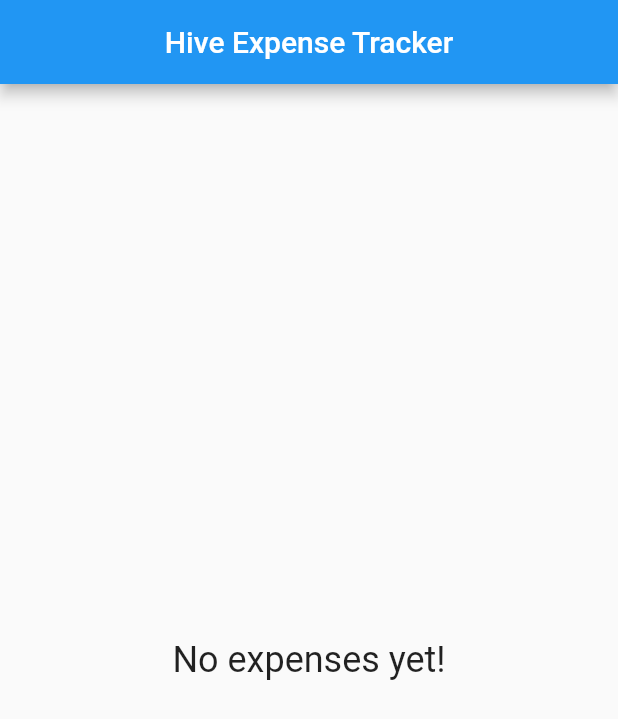
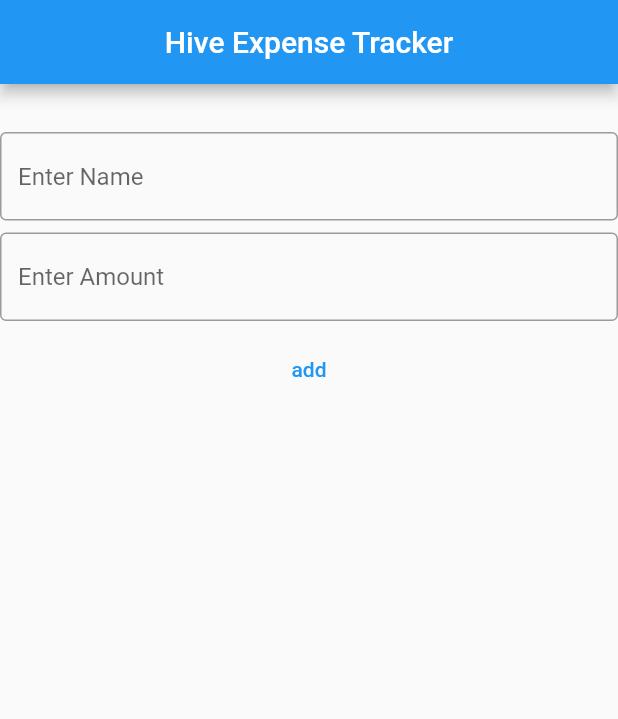
Before and after one commit to shunsukenoguchi/hive_sample_transaction, a Flutter app: the screen it shows after launch, on a phone screen of 412 x 824 dp. Shown: the top 719 px of the screen. Run offline on Flutter 3.47's test engine with Material 2 defaults, Android fonts, the phone set to English and light mode, and no system bars; our stand-ins replace hive, hive_flutter; accounts and stored records are empty.

Commit message:
とりあえず、hive動いた

```diff
--- a/lib/page/transaction_page.dart
+++ b/lib/page/transaction_page.dart
@@ -19,6 +19,9 @@ class _TransactionPageState extends State<TransactionPage> {
     super.dispose();
   }
 
+  final formKey = GlobalKey<FormState>();
+  final nameController = TextEditingController();
+  final ageController = TextEditingController();
   @override
   Widget build(BuildContext context) => Scaffold(
         appBar: AppBar(
@@ -38,23 +41,39 @@ class _TransactionPageState extends State<TransactionPage> {
         //   onPressed: () => showDialog(
         //     context: context,
         //     builder: (context) => TransactionDialog(
-        //       onClickedDone: addTransaction,
-        //     ),
+        //
         //   ),
         // ),
       );
 
   Widget buildContent(List<Transaction> transactions) {
-    if (transactions.isEmpty) {
-      return Center(
-        child: Text(
-          'No expenses yet!',
-          style: TextStyle(fontSize: 24),
-        ),
-      );
-    }
+    // if (transactions.isEmpty) {
+    //   return Center(
+    //     child: Text(
+    //       'No expenses yet!',
+    //       style: TextStyle(fontSize: 24),
+    //     ),
+    //   );
+    // }
     return Column(
       children: [
+        SizedBox(height: 24),
+        Form(
+          key: formKey,
+          child: SingleChildScrollView(
+            child: Column(
+              mainAxisSize: MainAxisSize.min,
+              children: <Widget>[
+                SizedBox(height: 8),
+                buildName(),
+                SizedBox(height: 8),
+                buildAge(),
+                SizedBox(height: 8),
+                buildAddButton(context),
+              ],
+            ),
+          ),
+        ),
         SizedBox(height: 24),
         Expanded(
           child: ListView.builder(
@@ -68,6 +87,45 @@ class _TransactionPageState extends State<TransactionPage> {
           ),
         ),
       ],
+    );
+  }
+
+  Widget buildName() => TextFormField(
+        controller: nameController,
+        decoration: InputDecoration(
+          border: OutlineInputBorder(),
+          hintText: 'Enter Name',
+        ),
+        validator: (name) =>
+            name != null && name.isEmpty ? 'Enter a name' : null,
+      );
+
+  Widget buildAge() => TextFormField(
+        decoration: InputDecoration(
+          border: OutlineInputBorder(),
+          hintText: 'Enter Amount',
+        ),
+        keyboardType: TextInputType.number,
+        validator: (amount) => amount != null && double.tryParse(amount) == null
+            ? 'Enter a valid number'
+            : null,
+        controller: ageController,
+      );
+  Widget buildAddButton(BuildContext context) {
+    return TextButton(
+      child: Text('add'),
+      onPressed: () async {
+        final isValid = formKey.currentState!.validate();
+
+        if (isValid) {
+          final name = nameController.text;
+          final age = int.tryParse(ageController.text) ?? 0;
+
+          addTransaction(name, age);
+
+          // Navigator.of(context).pop();
+        }
+      },
     );
   }
 }
```
